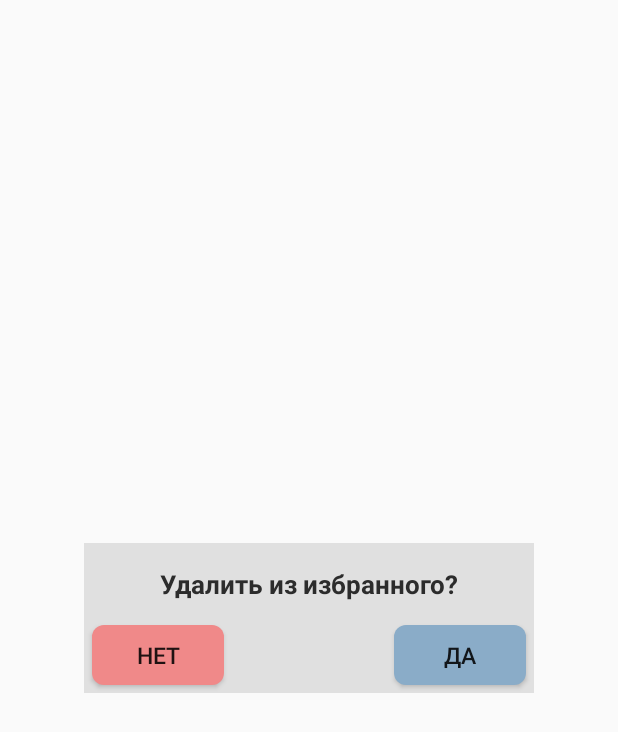
After one commit to IVIaximus12/StankiRF, an Android app: the layout dialog_fragment_remove_fav.xml on its own in the app's theme, with its tools: preview values and no code run, on a phone screen of 412 x 824 dp. The commit adds this screen. Shown: the top 732 px of the screen. Run offline under Robolectric (Android 15) with nearby library versions, the phone set to English and light mode, and no system bars.

Commit message:
Added deletion from favorites.

```diff
--- a/app/src/main/java/com/example/stankirf/UserActivity.java
+++ b/app/src/main/java/com/example/stankirf/UserActivity.java
@@ -192,7 +192,7 @@ public class UserActivity extends AppCompatActivity implements NavigationView.On
             }
         });
 
-        dbRefUserDate.addListenerForSingleValueEvent(new ValueEventListener() {
+        dbRefUserDate.addValueEventListener(new ValueEventListener() {
             @Override
             public void onDataChange(@NonNull DataSnapshot dataSnapshot) {
 
--- /dev/null
+++ b/app/src/main/res/drawable-hdpi/draw_style_button_red.xml
@@ -0,0 +1,23 @@
+<?xml version="1.0" encoding="utf-8"?>
+<selector xmlns:android="http://schemas.android.com/apk/res/android">
+    <item android:state_pressed="true">
+        <shape>
+            <solid android:color="@color/buttonRed"/>
+            <corners android:radius="8dp"/>
+        </shape>
+    </item>
+
+    <item android:state_focused="true">
+        <shape>
+            <solid android:color="@color/buttonRedLight"/>
+            <corners android:radius="8dp"/>
+        </shape>
+    </item>
+
+    <item>
+        <shape>
+            <solid android:color="@color/buttonRedLight"/>
+            <corners android:radius="8dp"/>
+        </shape>
+    </item>
+</selector>
--- a/app/src/main/res/layout/dialog_register.xml
+++ b/app/src/main/res/layout/dialog_fragment_register.xml
@@ -1,6 +1,5 @@
 <?xml version="1.0" encoding="utf-8"?>
 <RelativeLayout xmlns:android="http://schemas.android.com/apk/res/android"
-    xmlns:app="http://schemas.android.com/apk/res-auto"
     xmlns:tools="http://schemas.android.com/tools"
     android:layout_width="wrap_content"
     android:layout_height="wrap_content"
--- /dev/null
+++ b/app/src/main/res/layout/dialog_fragment_remove_fav.xml
@@ -0,0 +1,42 @@
+<?xml version="1.0" encoding="utf-8"?>
+<RelativeLayout
+    xmlns:android="http://schemas.android.com/apk/res/android"
+    android:layout_width="300dp"
+    android:layout_height="wrap_content"
+    android:layout_gravity="center"
+    android:background="@color/backgroundColor">
+
+    <TextView
+        android:id="@+id/textViewAsk"
+        android:layout_width="match_parent"
+        android:layout_height="wrap_content"
+        android:gravity="center_horizontal"
+        android:layout_marginVertical="15dp"
+        android:text="@string/askDeleteFavorite"
+        android:textColor="@color/black"
+        android:textSize="17sp"
+        android:textStyle="bold"/>
+
+    <Button
+        android:id="@+id/btnNo"
+        android:layout_width="wrap_content"
+        android:layout_height="40dp"
+        android:layout_below="@+id/textViewAsk"
+        android:layout_marginStart="5dp"
+        android:layout_marginBottom="5dp"
+        android:background="@drawable/draw_style_button_red"
+        android:textSize="15sp"
+        android:text="@string/no"/>
+
+    <Button
+        android:id="@+id/btnYes"
+        android:layout_width="wrap_content"
+        android:layout_height="40dp"
+        android:layout_below="@+id/textViewAsk"
+        android:layout_alignParentEnd="true"
+        android:layout_marginEnd="5dp"
+        android:layout_marginBottom="5dp"
+        android:background="@drawable/draw_style_button_login"
+        android:textSize="15sp"
+        android:text="@string/yes"/>
+</RelativeLayout>
--- a/app/src/main/res/layout/recycler_view_machines.xml
+++ b/app/src/main/res/layout/recycler_view_machines.xml
@@ -1,6 +1,10 @@
 <?xml version="1.0" encoding="utf-8"?>
 <RelativeLayout xmlns:android="http://schemas.android.com/apk/res/android"
     android:orientation="vertical"
+    android:layout_width="match_parent"
+    android:layout_height="wrap_content"
+    android:background="?android:attr/selectableItemBackground">
+    <RelativeLayout
         android:layout_width="match_parent"
         android:layout_height="wrap_content"
         android:layout_marginVertical="15dp"
@@ -86,5 +90,5 @@
             android:layout_marginTop="14dp"
             android:layout_marginBottom="7dp"
             android:layout_below="@+id/relativeLayoutBottom"/>
-
     </RelativeLayout>
+</RelativeLayout>
--- a/app/src/main/res/values/colors.xml
+++ b/app/src/main/res/values/colors.xml
@@ -12,4 +12,7 @@
     <color name="strokeEditText">#bdbdbd</color>
     <color name="statusBar">#4682B4</color>
     <color name="transparentWhite">#00FFFFFF</color>
+
+    <color name="buttonRedLight">#f08989</color>
+    <color name="buttonRed">#eb7a7a</color>
 </resources>
--- a/app/src/main/res/values/strings.xml
+++ b/app/src/main/res/values/strings.xml
@@ -7,19 +7,20 @@
     <string name="passwordTextRepeat">Повторите пароль</string>
     <string name="registerEditText"><u>Зарегистрироваться</u></string>
     <string name="registerBtn">Зарегистрироваться</string>
-
-
     <string name="validLogin">"Некерректный формат почты"</string>
-    <string name="validPassword">"Пароль не может быть короче 6"</string>
+    <string name="validPassword">"Пароль не может быть короче 6 символов"</string>
     <string name="validSamePasswords">Пароли должны быть одинаковыми</string>
     <string name="logout">Выйти</string>
     <string name="appInfo">О приложении</string>
     <string name="favoriteMachines">Избранное</string>
-
+    <string name="yes">ДА</string>
+    <string name="no">Нет</string>
     <string name="drawer_open">drawer_open</string>
     <string name="drawer_close">drawer_close</string>
     <string name="search_bar">Поиск</string>
     <string name="buttonAddFavorite">Добавить в избранное</string>
+    <string name="askDeleteFavorite">Удалить из избранного?</string>
+
     <string name="modelNameText">"Модель: "</string>
     <string name="producingCountryText">"Страна: "</string>
     <string name="producerText">"Производитель: "</string>
```
Also changed, not shown: app/src/main/java/com/example/stankirf/FavoriteFragment.java (+4 -3 lines), app/src/main/java/com/example/stankirf/RegisterDialogFragment.java (+5 -7 lines), app/src/main/java/com/example/stankirf/model/machine/AdapterRecyclerViewMachinesSearch.java (+26 -2 lines), app/src/main/java/com/example/stankirf/model/machine/RemoveFavDialogFragment.java (added, +86 -0 lines). Lines whose indentation alone changed are shown as unchanged.
